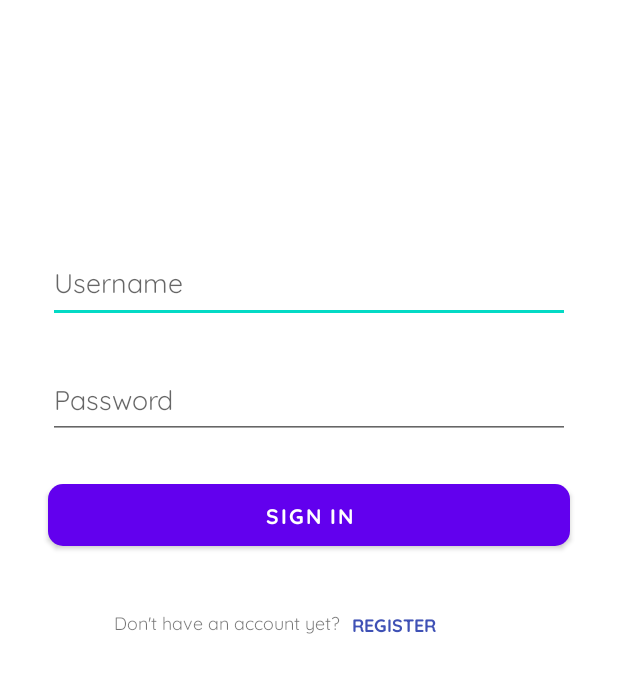
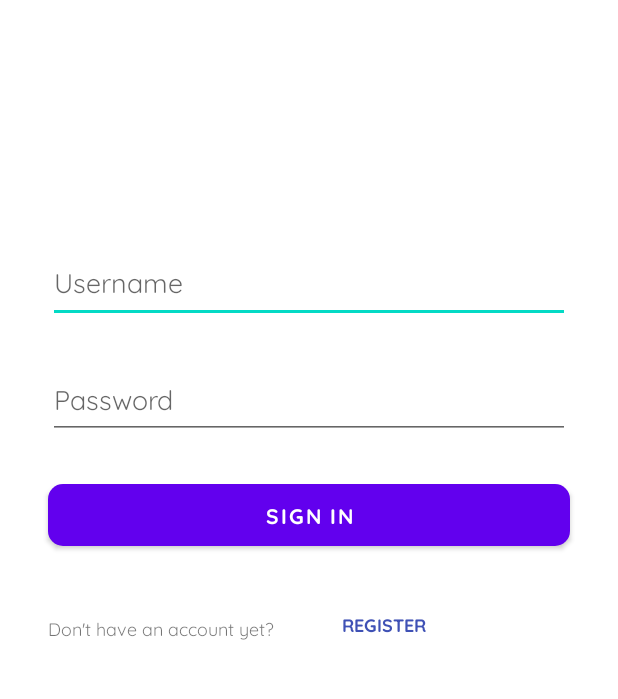
Before and after one commit to NIKOLAUSSATRIA063/NMP_ProjectUTS, an Android app: the screen it shows after launch (LoginActivity), after a tap on "SIGN IN", on a phone screen of 412 x 824 dp, the part 295-994 px from its top. Run offline under Robolectric (Android 15) with nearby library versions, the phone set to English and light mode, and no system bars.

Commit message:
create cerbung. nama author sama jumlah paragraf blom

```diff
--- a/app/src/main/java/com/example/cerbungapp/Cerbung.kt
+++ b/app/src/main/java/com/example/cerbungapp/Cerbung.kt
@@ -1,3 +1,3 @@
 package com.example.cerbungapp
 
-data class Cerbung(val title:String, val author:String ,val restricted:Boolean, val lastUpdate:String, val url:String, val paragraph:String)
+data class Cerbung(val id:Int, val title:String, val author:String ,val restricted:String, val lastUpdate:String, val url:String, val description:String,  val paragraph:String, val like:Int)
--- a/app/src/main/java/com/example/cerbungapp/CerbungAdapter.kt
+++ b/app/src/main/java/com/example/cerbungapp/CerbungAdapter.kt
@@ -26,7 +26,10 @@ class CerbungAdapter() : RecyclerView.Adapter<CerbungAdapter.CerbungViewHolder>(
             Picasso.get().load(url).into(imgPoster)
             txtTitle.text = Global.cerbungs[position].title
             txtDateUpdated.text = Global.cerbungs[position].lastUpdate
-            txtAuthor.text= Global.cerbungs[position].author
+            txtAuthor.text = Global.cerbungs[position].author
+//            txtManyParagraph.text =
+            txtManyLike.text = Global.cerbungs[position].like.toString()
+            txtDescription.text = Global.cerbungs[position].description
         }
 
     }
--- a/app/src/main/java/com/example/cerbungapp/CreateCerbungActivity.kt
+++ b/app/src/main/java/com/example/cerbungapp/CreateCerbungActivity.kt
@@ -5,10 +5,12 @@ import androidx.appcompat.app.AppCompatActivity
 import android.os.Bundle
 import android.widget.ArrayAdapter
 import android.widget.Spinner
+import android.widget.Toast
 import com.example.cerbungapp.databinding.ActivityCreateCerbungBinding
 import com.example.cerbungapp.databinding.ActivityRegisterBinding
 
 class CreateCerbungActivity : AppCompatActivity() {
+    var USERNAME = "USER"
     val genre = arrayOf("Horror", "Mistery", "Sci-Fi", "Romance")
     val CERBUNGTITLE = "title"
     val GENRESELECTED = "genre"
@@ -29,7 +31,10 @@ class CreateCerbungActivity : AppCompatActivity() {
 
 
         binding.btnNextPage.setOnClickListener {
+            var username = intent.getStringExtra(USERNAME).toString()
+
             var intent = Intent(this, CreateCerbungActivityP2::class.java)
+            intent.putExtra(USERNAME, username)
             intent.putExtra(CERBUNGTITLE, binding.txtCreateTitle.text.toString())
             intent.putExtra(GENRESELECTED, binding.spinnerGenre.selectedItem.toString())
             intent.putExtra(DESCRIPTION, binding.txtShortDescription.text.toString())
--- a/app/src/main/java/com/example/cerbungapp/CreateCerbungActivityP2.kt
+++ b/app/src/main/java/com/example/cerbungapp/CreateCerbungActivityP2.kt
@@ -3,12 +3,14 @@ package com.example.cerbungapp
 import android.content.Intent
 import androidx.appcompat.app.AppCompatActivity
 import android.os.Bundle
+import android.widget.Toast
 import com.example.cerbungapp.databinding.ActivityCreateCerbungBinding
 import com.example.cerbungapp.databinding.ActivityCreateCerbungP2Binding
 
 class CreateCerbungActivityP2 : AppCompatActivity() {
     private lateinit var binding: ActivityCreateCerbungP2Binding
 
+    var USERNAME = "USER"
     var CERBUNGTITLE = "title"
     var GENRESELECTED = "genre"
     var DESCRIPTION = "desc"
@@ -42,6 +44,8 @@ class CreateCerbungActivityP2 : AppCompatActivity() {
 
 
             var intent = Intent(this, CreateCerbungActivityP3::class.java)
+            var username = intent.getStringExtra(USERNAME).toString()
+            intent.putExtra(USERNAME, username)
             intent.putExtra(CERBUNGTITLE, tempTitle.toString())
             intent.putExtra(GENRESELECTED, tempGenreSelected.toString())
             intent.putExtra(DESCRIPTION, tempDescription.toString())
--- a/app/src/main/java/com/example/cerbungapp/Global.kt
+++ b/app/src/main/java/com/example/cerbungapp/Global.kt
@@ -3,12 +3,12 @@ package com.example.cerbungapp
 object Global {
     val cerbungs =
         arrayListOf(
-            Cerbung("LIFE", "Peter Parker",false, "09/12/2023", "https://d1csarkz8obe9u.cloudfront.net/posterpreviews/the-game-of-life-kindle-book-cover-design-template-30faea735340cc4448b8d5cb518d6060.jpg?ts=1637016338","I'm so confused by your ridiculous meltdown that I must insist on some sort of explanation for your behavior towards me. It just doesn't make any sense. There's no way that I deserved the treatment you gave me without an explanation or an apology for how out of line you have been."),
-            Cerbung("Dreams of Stacy", "Miles Morales",false, "15/01/2023", "https://d1csarkz8obe9u.cloudfront.net/posterpreviews/novel-stories-book-cover-design-template-f9d32fd04f41d1c03bbf853c94c1949c.jpg?ts=1637047180","There weren't supposed to be dragons flying in the sky. First and foremost, dragons didn't exist. They were mythical creatures from fantasy books like unicorns. This was something that Pete knew in his heart to be true so he was having a difficult time acknowledging that there were actually fire-breathing dragons flying in the sky above him."),
-            Cerbung("The King of Drugs", "P. Escobar",true,"31/08/2023" ,"https://d1csarkz8obe9u.cloudfront.net/posterpreviews/action-thriller-book-cover-design-template-3675ae3e3ac7ee095fc793ab61b812cc.jpg?ts=1637008457","It had been her dream for years but Dana had failed to take any action toward making it come true. There had always been a good excuse to delay or prioritize another project. As she woke, she realized she was once again at a crossroads. Would it be another excuse or would she finally find the courage to pursue her dream? Dana rose and took her first step."),
-            Cerbung("The Circle", "Patrick S",false, "04/11/2023", "https://d1csarkz8obe9u.cloudfront.net/posterpreviews/circle-crime-book-cover-design-template-207d420e37d52dddfc1ba18d07a87387.jpg?ts=1637012250","The trees, therefore, must be such old and primitive techniques that they thought nothing of them, deeming them so inconsequential that even savages like us would know of them and not be suspicious. At that, they probably didn't have too much time after they detected us orbiting and intending to land. And if that were true, there could be only one place where their civilization was hidden."),
-            Cerbung("The Eclipse", "Jhonny",false, "12/12/2012","https://wallpapercave.com/dwp1x/wp10138103.jpg","The desert wind blew the tumbleweed in front of the car. Alex swerved to avoid the tumbleweed, but he turned the wheel a bit too strong and the car left the road and skidded onto the dirt median. He instantly slammed on the brakes and the car stopped in a cloud of dirt. When the dust cloud had settled and he could see around him again, he realized that he'd somehow crossed over into an entirely new dimension."),
-            Cerbung("Revenge Of Guts","Griffith", true, "17/05/2023","https://mir-s3-cdn-cf.behance.net/project_modules/fs/92292979804225.5ccedc78cf274.jpg","famously known as the The Black Swordsman that travels the world in a constant internal struggle between exacting revenge on Griffith and the Godhand and protecting those dear to him"),
+            Cerbung(1,"LIFE", "Peter Parker","Restricted", "09/12/2023", "https://d1csarkz8obe9u.cloudfront.net/posterpreviews/the-game-of-life-kindle-book-cover-design-template-30faea735340cc4448b8d5cb518d6060.jpg?ts=1637016338", "Pasi sipapasi","I'm so confused by your ridiculous meltdown that I must insist on some sort of explanation for your behavior towards me. It just doesn't make any sense. There's no way that I deserved the treatment you gave me without an explanation or an apology for how out of line you have been.", 3),
+            Cerbung(2,"Dreams of Stacy", "Miles Morales","Restricted", "15/01/2023", "https://d1csarkz8obe9u.cloudfront.net/posterpreviews/novel-stories-book-cover-design-template-f9d32fd04f41d1c03bbf853c94c1949c.jpg?ts=1637047180", "sipapasi baga","There weren't supposed to be dragons flying in the sky. First and foremost, dragons didn't exist. They were mythical creatures from fantasy books like unicorns. This was something that Pete knew in his heart to be true so he was having a difficult time acknowledging that there were actually fire-breathing dragons flying in the sky above him.", 4),
+            Cerbung(3,"The King of Drugs", "P. Escobar","PUBLIC","31/08/2023" ,"https://d1csarkz8obe9u.cloudfront.net/posterpreviews/action-thriller-book-cover-design-template-3675ae3e3ac7ee095fc793ab61b812cc.jpg?ts=1637008457", "Tolong, tolong ada serigala disini. tolong, tolong!","It had been her dream for years but Dana had failed to take any action toward making it come true. There had always been a good excuse to delay or prioritize another project. As she woke, she realized she was once again at a crossroads. Would it be another excuse or would she finally find the courage to pursue her dream? Dana rose and took her first step.", 0),
+            Cerbung(4,"The Circle", "Patrick S","Restricted", "04/11/2023", "https://d1csarkz8obe9u.cloudfront.net/posterpreviews/circle-crime-book-cover-design-template-207d420e37d52dddfc1ba18d07a87387.jpg?ts=1637012250", "Opah breakdance","The trees, therefore, must be such old and primitive techniques that they thought nothing of them, deeming them so inconsequential that even savages like us would know of them and not be suspicious. At that, they probably didn't have too much time after they detected us orbiting and intending to land. And if that were true, there could be only one place where their civilization was hidden.", 7),
+            Cerbung(5,"The Eclipse", "Jhonny","Restricted", "12/12/2012","https://wallpapercave.com/dwp1x/wp10138103.jpg", "Sayang opo kowe krungu jerite atiku, mengharap engkau kembali. Sayang nganti memutih rambutku ra bakal luntur tresnoku","The desert wind blew the tumbleweed in front of the car. Alex swerved to avoid the tumbleweed, but he turned the wheel a bit too strong and the car left the road and skidded onto the dirt median. He instantly slammed on the brakes and the car stopped in a cloud of dirt. When the dust cloud had settled and he could see around him again, he realized that he'd somehow crossed over into an entirely new dimension.", 12),
+            Cerbung(6,"Revenge Of Guts","Griffith", "Public", "17/05/2023","https://mir-s3-cdn-cf.behance.net/project_modules/fs/92292979804225.5ccedc78cf274.jpg", "TOMA TOMA TOMA TOMA","famously known as the The Black Swordsman that travels the world in a constant internal struggle between exacting revenge on Griffith and the Godhand and protecting those dear to him", 15),
         )
 
     val accounts =
--- a/app/src/main/java/com/example/cerbungapp/LoginActivity.kt
+++ b/app/src/main/java/com/example/cerbungapp/LoginActivity.kt
@@ -9,6 +9,7 @@ import com.example.cerbungapp.databinding.ActivityLoginBinding
 import com.example.cerbungapp.databinding.ActivityMainBinding
 
 class LoginActivity : AppCompatActivity() {
+    val USERNAME = "USER"
     private lateinit var binding: ActivityLoginBinding
 
     override fun onCreate(savedInstanceState: Bundle?) {
@@ -29,6 +30,7 @@ class LoginActivity : AppCompatActivity() {
             if (login(username, password)){
                 Toast.makeText(this, "Login Success", Toast.LENGTH_SHORT).show()
                 val intent = Intent(this, MainActivity::class.java)
+                intent.putExtra(USERNAME, username)
                 startActivity(intent)
             } else{
                 Toast.makeText(this, "Login Failed", Toast.LENGTH_SHORT).show()
--- a/app/src/main/res/layout/activity_create_cerbung_p3.xml
+++ b/app/src/main/res/layout/activity_create_cerbung_p3.xml
@@ -37,8 +37,8 @@
                 android:layout_marginTop="40dp"
                 android:layout_marginEnd="16dp"
                 android:ems="10"
+                android:enabled="false"
                 android:gravity="start|top"
-                android:hint="Write First Paragraph"
                 android:inputType="textMultiLine"
                 android:maxLength="70"
                 app:layout_constraintEnd_toEndOf="parent"
@@ -54,8 +54,8 @@
                 android:layout_marginTop="32dp"
                 android:layout_marginEnd="16dp"
                 android:ems="10"
+                android:enabled="false"
                 android:gravity="start|top"
-                android:hint="Write First Paragraph"
                 android:inputType="textMultiLine"
                 android:maxLength="70"
                 app:layout_constraintEnd_toEndOf="parent"
--- a/app/src/main/res/layout/activity_login.xml
+++ b/app/src/main/res/layout/activity_login.xml
@@ -81,8 +81,8 @@
                 android:id="@+id/textView2"
                 android:layout_width="wrap_content"
                 android:layout_height="wrap_content"
-                android:layout_marginStart="76dp"
-                android:layout_marginTop="36dp"
+                android:layout_marginStart="32dp"
+                android:layout_marginTop="40dp"
                 android:fontFamily="@font/quicksand"
                 android:text="Don't have an account yet?"
                 android:textSize="12sp"
@@ -95,7 +95,7 @@
                 android:layout_width="wrap_content"
                 android:layout_height="wrap_content"
                 android:layout_marginTop="22dp"
-                android:layout_marginEnd="105dp"
+                android:layout_marginEnd="112dp"
                 android:layout_marginBottom="24dp"
                 android:fontFamily="@font/quicksand_bold"
                 android:text="Register"
@@ -104,7 +104,8 @@
                 android:textStyle="bold"
                 app:layout_constraintBottom_toBottomOf="parent"
                 app:layout_constraintEnd_toEndOf="parent"
-                app:layout_constraintTop_toBottomOf="@+id/btnSignIn" />
+                app:layout_constraintTop_toBottomOf="@+id/btnSignIn"
+                app:layout_constraintVertical_bias="1.0" />
 
         </androidx.constraintlayout.widget.ConstraintLayout>
     </ScrollView>
--- a/app/src/main/res/layout/activity_main.xml
+++ b/app/src/main/res/layout/activity_main.xml
@@ -20,9 +20,9 @@
         android:id="@+id/btnCreateCerbung"
         android:layout_width="wrap_content"
         android:layout_height="wrap_content"
-        android:layout_marginStart="160dp"
         android:layout_marginTop="20dp"
         android:text="Create"
+        app:layout_constraintEnd_toEndOf="parent"
         app:layout_constraintStart_toStartOf="parent"
         app:layout_constraintTop_toBottomOf="@+id/recycleViewCerbung" />
 </androidx.constraintlayout.widget.ConstraintLayout>
```
Also changed, not shown: app/src/main/java/com/example/cerbungapp/CreateCerbungActivityP3.kt (+26 -0 lines), app/src/main/java/com/example/cerbungapp/MainActivity.kt (+7 -0 lines), app/src/main/res/layout/cerbung_item.xml (+66 -1 lines).
